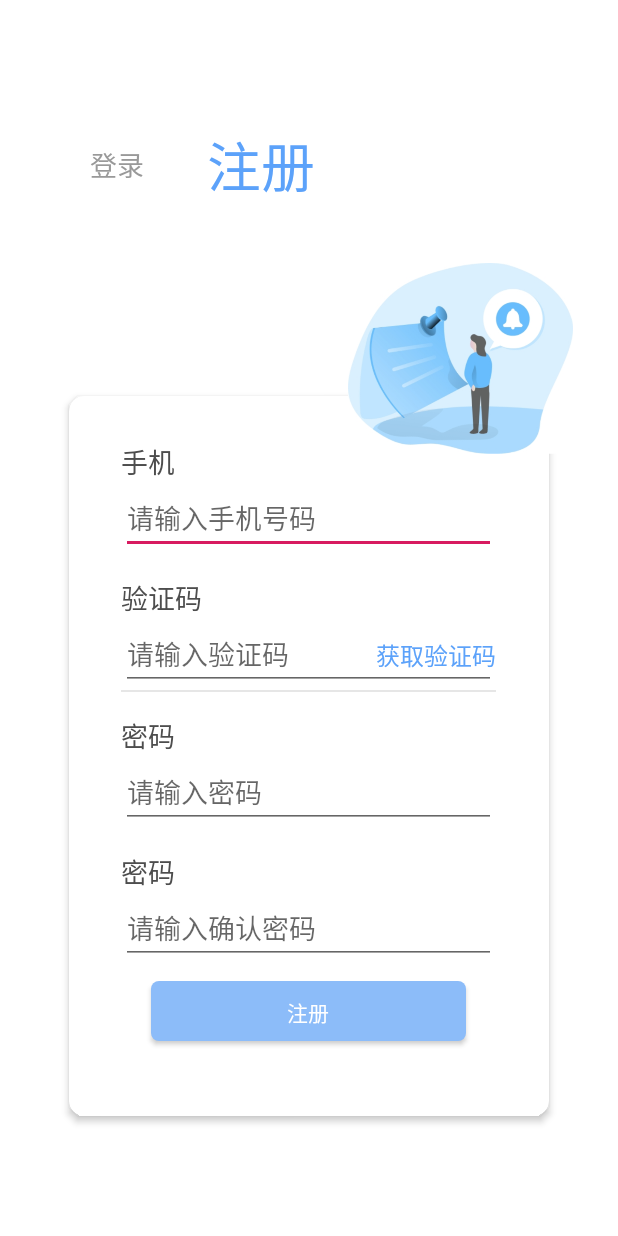
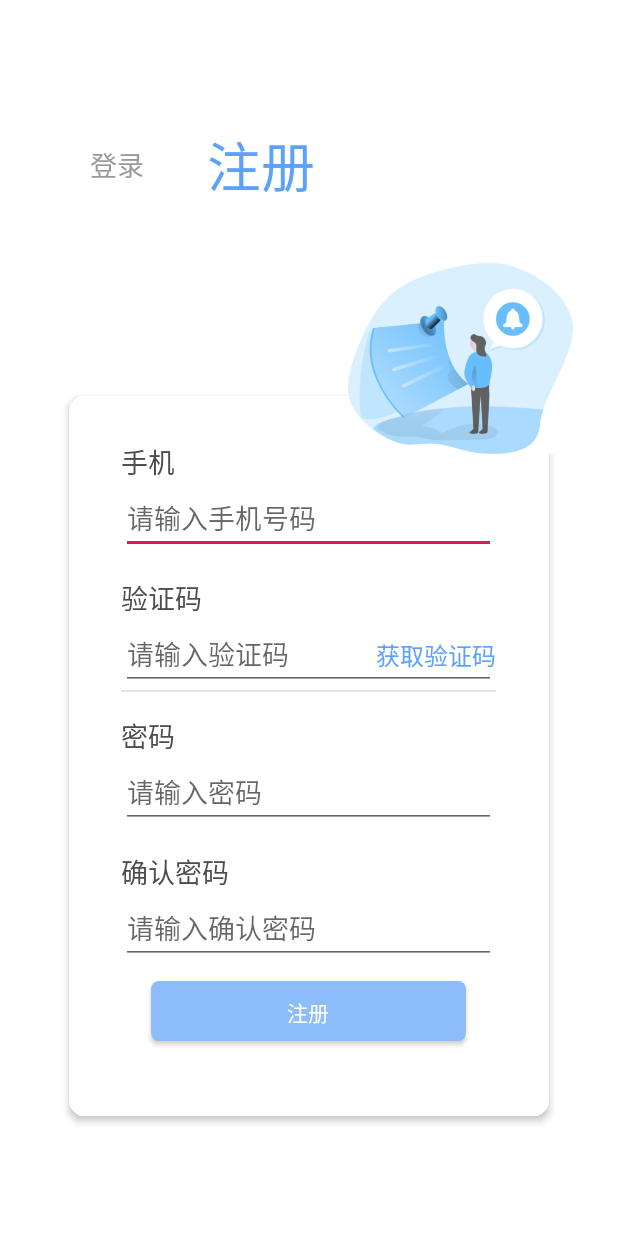
Before and after one commit to starrywx/Epidemic_Situation, an Android app: the screen it shows after launch (RegisterLoginActivity), after a tap on "注册", on a phone screen of 412 x 824 dp. Run offline under Robolectric (Android 15) with nearby library versions, the phone set to English and light mode, and no system bars; our stand-ins replace ButterKnife, RxJava; libraries missing offline, so code that uses them is left out: com.blankj.utilcode, com.rengwuxian.materialedittext; plain views replace MaterialEditText; 1 statement that could not run was skipped; 1 other tap on this screen came first.

Commit message:
完善注册页面布局

```diff
--- a/app/src/main/res/layout/layout_card_register.xml
+++ b/app/src/main/res/layout/layout_card_register.xml
@@ -116,7 +116,7 @@
             android:id = "@+id/tv_password_register_confirm"
             android:layout_width = "wrap_content"
             android:layout_height = "wrap_content"
-            android:text = "密码"
+            android:text = "确认密码"
             android:textSize="18sp"
             android:textColor="#4D4D4D"
             android:layout_below="@id/et_password_register"
```
